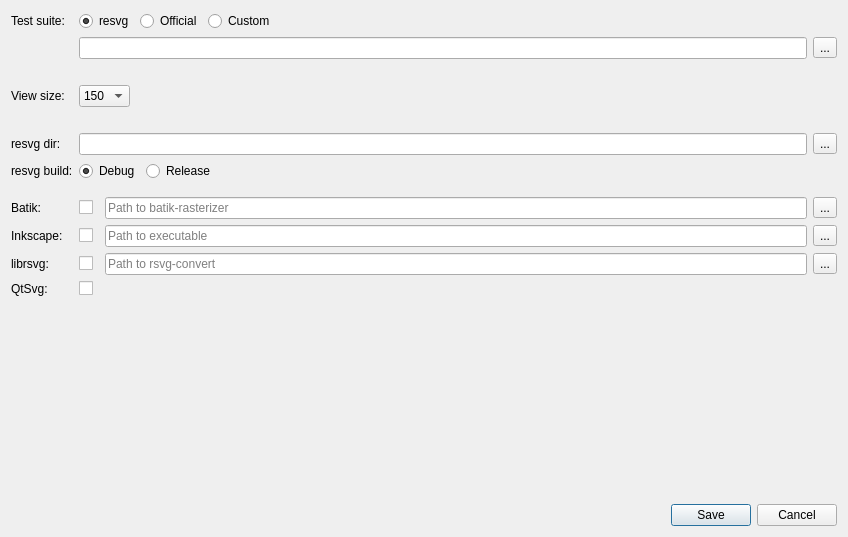
This is tools/vdiff/src/settingsdialog.ui in RazrFalcon/resvg-test-suite as Qt 5 draws it before an edit. The edited form follows.
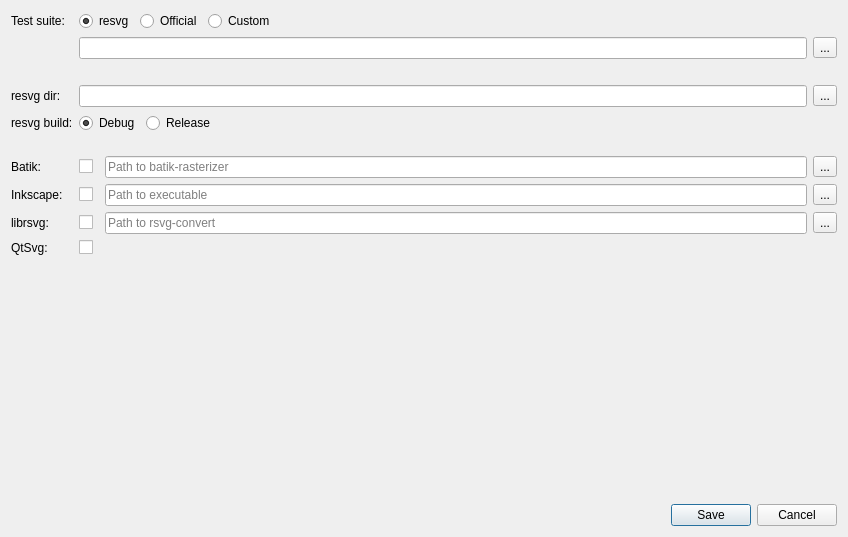
This is the edited form.

```diff
--- a/tools/vdiff/src/settingsdialog.ui
+++ b/tools/vdiff/src/settingsdialog.ui
@@ -16,14 +16,7 @@
   <layout class="QVBoxLayout" name="verticalLayout">
    <item>
     <layout class="QGridLayout" name="gridLayout">
-     <item row="3" column="0">
-      <widget class="QLabel" name="label">
-       <property name="text">
-        <string>View size:</string>
-       </property>
-      </widget>
-     </item>
-     <item row="11" column="1">
+     <item row="9" column="1">
       <widget class="QCheckBox" name="chBoxUseLibrsvg">
        <property name="sizePolicy">
         <sizepolicy hsizetype="Fixed" vsizetype="Fixed">
@@ -33,14 +26,14 @@
        </property>
       </widget>
      </item>
-     <item row="10" column="2">
+     <item row="8" column="2">
       <widget class="QLineEdit" name="lineEditInkscape">
        <property name="placeholderText">
         <string>Path to executable</string>
        </property>
       </widget>
      </item>
-     <item row="10" column="1">
+     <item row="8" column="1">
       <widget class="QCheckBox" name="chBoxUseInkscape">
        <property name="sizePolicy">
         <sizepolicy hsizetype="Fixed" vsizetype="Fixed">
@@ -57,7 +50,7 @@
        </property>
       </widget>
      </item>
-     <item row="12" column="1">
+     <item row="10" column="1">
       <widget class="QCheckBox" name="chBoxUseQtSvg">
        <property name="sizePolicy">
         <sizepolicy hsizetype="Fixed" vsizetype="Fixed">
@@ -67,56 +60,56 @@
        </property>
       </widget>
      </item>
-     <item row="5" column="3">
+     <item row="3" column="3">
       <widget class="QToolButton" name="btnSelectResvg">
        <property name="text">
         <string>...</string>
        </property>
       </widget>
      </item>
-     <item row="11" column="2">
+     <item row="9" column="2">
       <widget class="QLineEdit" name="lineEditRsvg">
        <property name="placeholderText">
         <string>Path to rsvg-convert</string>
        </property>
       </widget>
      </item>
-     <item row="5" column="0">
+     <item row="3" column="0">
       <widget class="QLabel" name="label_5">
        <property name="text">
         <string>resvg dir:</string>
        </property>
       </widget>
      </item>
-     <item row="10" column="3">
+     <item row="8" column="3">
       <widget class="QToolButton" name="btnSelectInkscape">
        <property name="text">
         <string>...</string>
        </property>
       </widget>
      </item>
-     <item row="11" column="0">
+     <item row="9" column="0">
       <widget class="QLabel" name="label_4">
        <property name="text">
         <string>librsvg:</string>
        </property>
       </widget>
      </item>
-     <item row="12" column="0">
+     <item row="10" column="0">
       <widget class="QLabel" name="label_8">
        <property name="text">
         <string>QtSvg:</string>
        </property>
       </widget>
      </item>
-     <item row="9" column="0">
+     <item row="7" column="0">
       <widget class="QLabel" name="label_9">
        <property name="text">
         <string>Batik:</string>
        </property>
       </widget>
      </item>
-     <item row="9" column="1">
+     <item row="7" column="1">
       <widget class="QCheckBox" name="chBoxUseBatik">
        <property name="sizePolicy">
         <sizepolicy hsizetype="Fixed" vsizetype="Fixed">
@@ -126,21 +119,21 @@
        </property>
       </widget>
      </item>
-     <item row="9" column="2">
+     <item row="7" column="2">
       <widget class="QLineEdit" name="lineEditBatik">
        <property name="placeholderText">
         <string>Path to batik-rasterizer</string>
        </property>
       </widget>
      </item>
-     <item row="9" column="3">
+     <item row="7" column="3">
       <widget class="QToolButton" name="btnSelectBatik">
        <property name="text">
         <string>...</string>
        </property>
       </widget>
      </item>
-     <item row="5" column="1" colspan="2">
+     <item row="3" column="1" colspan="2">
       <widget class="QLineEdit" name="lineEditResvg"/>
      </item>
      <item row="0" column="1" colspan="3">
@@ -184,7 +177,7 @@
         <item>
          <widget class="QRadioButton" name="rBtnSuiteCustom">
           <property name="sizePolicy">
-           <sizepolicy hsizetype="Expanding" vsizetype="Fixed">
+           <sizepolicy hsizetype="Fixed" vsizetype="Fixed">
             <horstretch>0</horstretch>
             <verstretch>0</verstretch>
            </sizepolicy>
@@ -194,13 +187,26 @@
           </property>
          </widget>
         </item>
+        <item>
+         <spacer name="horizontalSpacer">
+          <property name="orientation">
+           <enum>Qt::Horizontal</enum>
+          </property>
+          <property name="sizeHint" stdset="0">
+           <size>
+            <width>40</width>
+            <height>20</height>
+           </size>
+          </property>
+         </spacer>
+        </item>
        </layout>
       </widget>
      </item>
      <item row="1" column="1" colspan="2">
       <widget class="QLineEdit" name="lineEditTestsPath"/>
      </item>
-     <item row="4" column="1">
+     <item row="2" column="1">
       <spacer name="verticalSpacer_3">
        <property name="orientation">
         <enum>Qt::Vertical</enum>
@@ -213,91 +219,27 @@
        </property>
       </spacer>
      </item>
-     <item row="10" column="0">
+     <item row="8" column="0">
       <widget class="QLabel" name="label_3">
        <property name="text">
         <string>Inkscape:</string>
        </property>
       </widget>
      </item>
-     <item row="11" column="3">
+     <item row="9" column="3">
       <widget class="QToolButton" name="btnSelectRsvg">
        <property name="text">
         <string>...</string>
        </property>
       </widget>
      </item>
-     <item row="3" column="1" colspan="3">
-      <layout class="QHBoxLayout" name="horizontalLayout_2">
-       <item>
-        <widget class="QComboBox" name="cmbBoxViewSize">
-         <item>
-          <property name="text">
-           <string>150</string>
-          </property>
-         </item>
-         <item>
-          <property name="text">
-           <string>200</string>
-          </property>
-         </item>
-         <item>
-          <property name="text">
-           <string>250</string>
-          </property>
-         </item>
-         <item>
-          <property name="text">
-           <string>300</string>
-          </property>
-         </item>
-         <item>
-          <property name="text">
-           <string>400</string>
-          </property>
-         </item>
-         <item>
-          <property name="text">
-           <string>500</string>
-          </property>
-         </item>
-        </widget>
-       </item>
-       <item>
-        <spacer name="horizontalSpacer">
-         <property name="orientation">
-          <enum>Qt::Horizontal</enum>
-         </property>
-         <property name="sizeHint" stdset="0">
-          <size>
-           <width>40</width>
-           <height>20</height>
-          </size>
-         </property>
-        </spacer>
-       </item>
-      </layout>
-     </item>
-     <item row="6" column="0" rowspan="2">
+     <item row="4" column="0" rowspan="2">
       <widget class="QLabel" name="label_7">
        <property name="text">
         <string>resvg build:</string>
        </property>
       </widget>
      </item>
-     <item row="2" column="1">
-      <spacer name="verticalSpacer_2">
-       <property name="orientation">
-        <enum>Qt::Vertical</enum>
-       </property>
-       <property name="sizeHint" stdset="0">
-        <size>
-         <width>20</width>
-         <height>20</height>
-        </size>
-       </property>
-      </spacer>
-     </item>
      <item row="1" column="3">
       <widget class="QToolButton" name="btnSelectTest">
        <property name="text">
@@ -305,7 +247,7 @@
        </property>
       </widget>
      </item>
-     <item row="6" column="1" rowspan="2" colspan="3">
+     <item row="4" column="1" rowspan="2" colspan="3">
       <widget class="QWidget" name="widget_2" native="true">
        <layout class="QHBoxLayout" name="horizontalLayout">
         <property name="leftMargin">
@@ -346,7 +288,7 @@
        </layout>
       </widget>
      </item>
-     <item row="8" column="1">
+     <item row="6" column="1">
       <spacer name="verticalSpacer_5">
        <property name="orientation">
         <enum>Qt::Vertical</enum>
```
